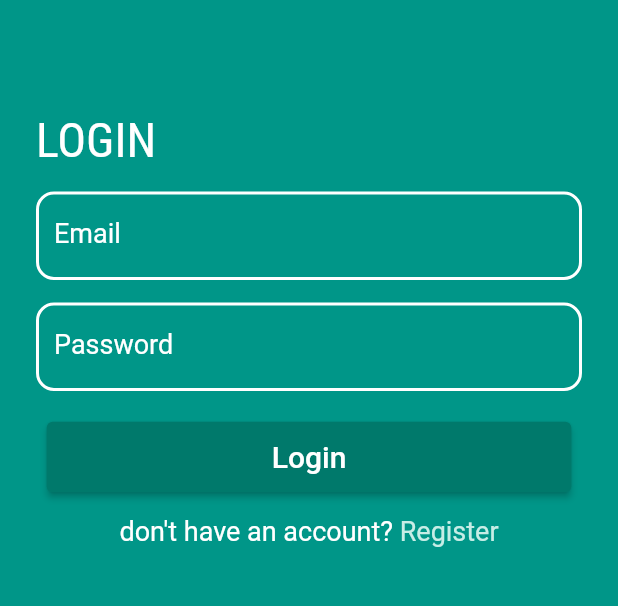
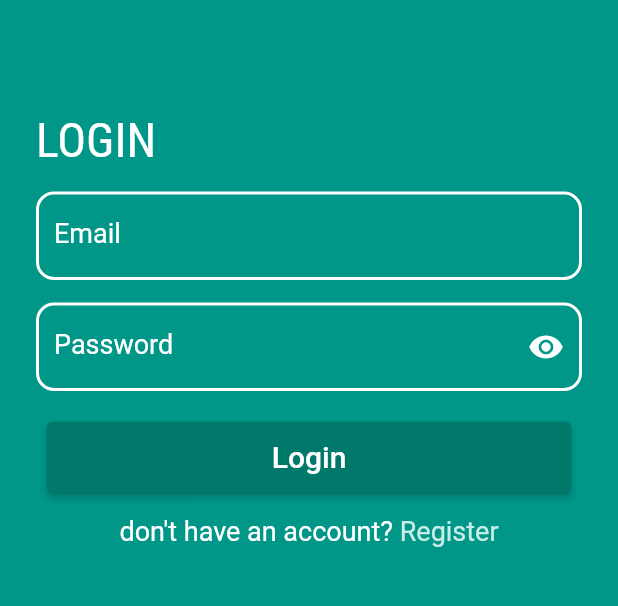
Before and after one commit to Ahmeddsanad/chat_app, a Flutter app: the screen it shows after launch, on a phone screen of 412 x 824 dp, the part 347-953 px from its top. Run offline on Flutter 3.47's test engine with Material 2 defaults, Android fonts, the phone set to English and light mode, and no system bars; drawn by our look-alikes of modal_progress_hud_nsn; our stand-ins replace cloud_firestore, firebase_auth, firebase_core; accounts and stored records are empty.

```diff
--- a/lib/components/TextItem.dart
+++ b/lib/components/TextItem.dart
@@ -5,12 +5,17 @@ Widget TextItem({
   TextEditingController? controller,
   Function(String)? onChanged,
   required String? Function(String?)? validator,
+  bool isObscureText = false,
+  bool isPasswordField = false,
+  Widget? SuffixIcon,
 }) {
   return TextFormField(
+    obscureText: isObscureText,
     onChanged: onChanged,
     validator: validator,
     controller: controller,
     decoration: InputDecoration(
+      suffixIcon: SuffixIcon,
       focusedErrorBorder: OutlineInputBorder(
         borderSide: const BorderSide(
           color: Colors.white,
--- a/lib/constant.dart
+++ b/lib/constant.dart
@@ -2,7 +2,7 @@ import 'package:flutter/material.dart';
 
 const kPrimaryColor = Colors.teal;
 
-const kSecondaryColor = Colors.orange;
+const kSecondaryColor = Color(0xff3379B7);
 
 const String kLogo = 'assets/images/scholar.png';
 
--- a/lib/screens/login_screen.dart
+++ b/lib/screens/login_screen.dart
@@ -29,6 +29,8 @@ class _LoginScreenState extends State<LoginScreen> {
   String? password;
 
   bool isLoading = false;
+
+  bool isPassword = true;
 
   GlobalKey<FormState> formKey = GlobalKey();
 
@@ -99,6 +101,25 @@ class _LoginScreenState extends State<LoginScreen> {
                   Padding(
                     padding: const EdgeInsets.symmetric(horizontal: 24.0),
                     child: TextItem(
+                      SuffixIcon: isPassword
+                          ? IconButton(
+                              color: Colors.white,
+                              onPressed: () {
+                                setState(() {
+                                  isPassword = !isPassword;
+                                });
+                              },
+                              icon: Icon(Icons.remove_red_eye))
+                          : IconButton(
+                              color: Colors.grey,
+                              onPressed: () {
+                                setState(() {
+                                  isPassword = !isPassword;
+                                });
+                              },
+                              icon: Icon(Icons.remove_red_eye),
+                            ),
+                      isObscureText: isPassword,
                       onChanged: (data) {
                         password = data;
                       },
```
Also changed, not shown: lib/components/chat_bubble.dart (+11 -3 lines), lib/models/message_model.dart (+6 -4 lines), lib/screens/chat_screen.dart (+5 -3 lines), flutter_01.png (added), flutter_02.png (added), flutter_03.png (added), flutter_04.png (added).
